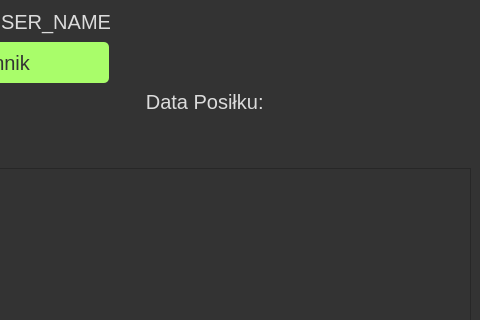
Before: the Qt Designer form mojdzienik.ui in Czajsoon/TwojeKalorieApp, drawn with Qt 5; both pictures show x 600 to 1080 and y 0 to 320 of the 1080 by 580 pixel window.
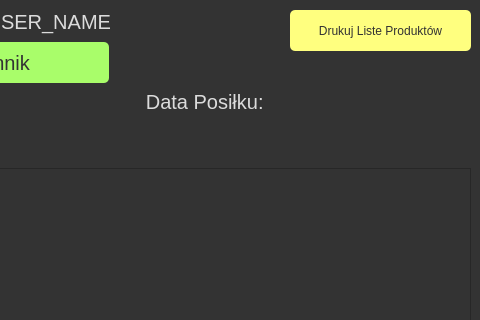
After: the same form once the commit is applied.

What changed in the file:
```diff
--- a/mojdzienik.ui
+++ b/mojdzienik.ui
@@ -86,6 +86,11 @@
 	background-color: rgb(174, 253, 145);
 }
 
+QPushButton#print{
+	background-color: rgb(255, 255, 127);
+font-size:12px;
+}
+
 QLabel#DMerror{
 	color: rgb(255, 55, 15);
 	font-size:10px;
@@ -287,6 +292,29 @@
     <string>Wróć</string>
    </property>
   </widget>
+  <widget class="QPushButton" name="print">
+   <property name="geometry">
+    <rect>
+     <x>890</x>
+     <y>10</y>
+     <width>181</width>
+     <height>41</height>
+    </rect>
+   </property>
+   <property name="text">
+    <string>Drukuj Liste Produktów</string>
+   </property>
+  </widget>
+  <widget class="QTextEdit" name="edytor">
+   <property name="geometry">
+    <rect>
+     <x>30</x>
+     <y>550</y>
+     <width>104</width>
+     <height>70</height>
+    </rect>
+   </property>
+  </widget>
  </widget>
  <resources/>
  <connections/>
```
